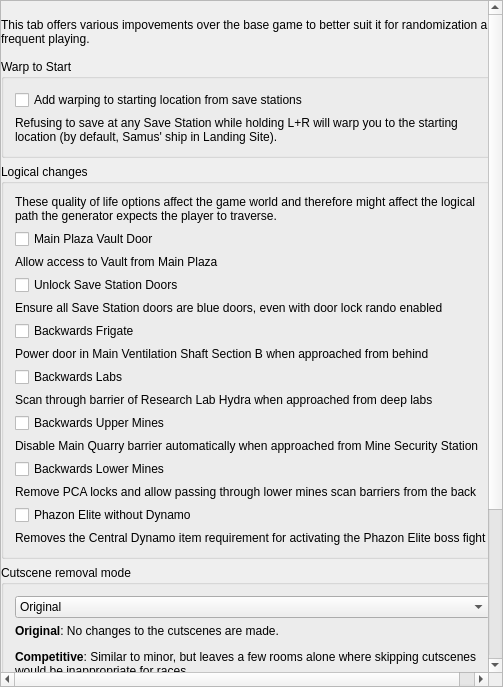
Qt form randovania/gui/ui_files/preset_prime_qol.ui (randovania/randovania) before a commit.
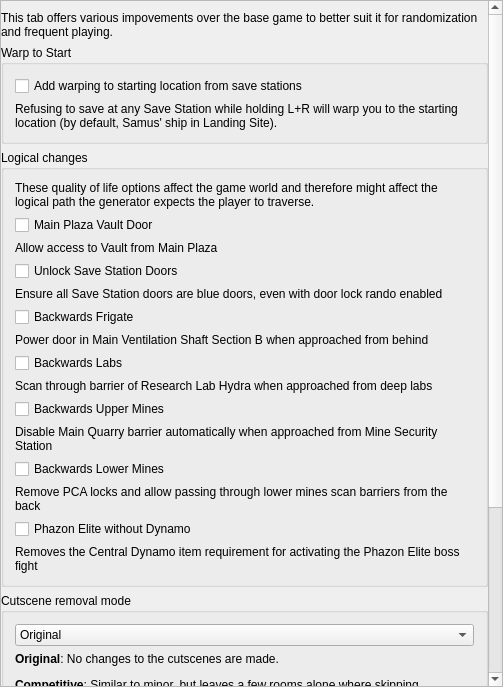
The same form after that commit.

Commit message: fix word wrap

Patch:
```diff
--- a/randovania/gui/ui_files/preset_prime_qol.ui
+++ b/randovania/gui/ui_files/preset_prime_qol.ui
@@ -42,9 +42,9 @@
        <property name="geometry">
         <rect>
          <x>0</x>
-         <y>0</y>
-         <width>496</width>
-         <height>924</height>
+         <y>-253</y>
+         <width>487</width>
+         <height>956</height>
         </rect>
        </property>
        <layout class="QVBoxLayout" name="scroll_layout">
@@ -161,6 +161,9 @@
              <property name="text">
               <string>Allow access to Vault from Main Plaza</string>
              </property>
+             <property name="wordWrap">
+              <bool>true</bool>
+             </property>
             </widget>
            </item>
            <item>
@@ -175,6 +178,9 @@
              <property name="text">
               <string>Ensure all Save Station doors are blue doors, even with door lock rando enabled</string>
              </property>
+             <property name="wordWrap">
+              <bool>true</bool>
+             </property>
             </widget>
            </item>
            <item>
@@ -189,6 +195,9 @@
              <property name="text">
               <string>Power door in Main Ventilation Shaft Section B when approached from behind</string>
              </property>
+             <property name="wordWrap">
+              <bool>true</bool>
+             </property>
             </widget>
            </item>
            <item>
@@ -203,6 +212,9 @@
              <property name="text">
               <string>Scan through barrier of Research Lab Hydra when approached from deep labs</string>
              </property>
+             <property name="wordWrap">
+              <bool>true</bool>
+             </property>
             </widget>
            </item>
            <item>
@@ -217,6 +229,9 @@
              <property name="text">
               <string>Disable Main Quarry barrier automatically when approached from Mine Security Station</string>
              </property>
+             <property name="wordWrap">
+              <bool>true</bool>
+             </property>
             </widget>
            </item>
            <item>
@@ -231,6 +246,9 @@
              <property name="text">
               <string>Remove PCA locks and allow passing through lower mines scan barriers from the back</string>
              </property>
+             <property name="wordWrap">
+              <bool>true</bool>
+             </property>
             </widget>
            </item>
            <item>
@@ -245,6 +263,9 @@
              <property name="text">
               <string>Removes the Central Dynamo item requirement for activating the Phazon Elite boss fight</string>
              </property>
+             <property name="wordWrap">
+              <bool>true</bool>
+             </property>
             </widget>
            </item>
           </layout>
@@ -323,6 +344,9 @@
              <property name="text">
               <string>&lt;html&gt;&lt;head/&gt;&lt;body&gt;&lt;p&gt;Restores the Spring Ball feature from Metroid Prime Trilogy.&lt;br/&gt;Use C-Stick Up while being morphed to use Spring Ball.&lt;br/&gt;&lt;br/&gt;&lt;span style=&quot; font-weight:600;&quot;&gt;Warning:&lt;/span&gt; You need Morph Ball Bombs to use Spring Ball just like in Metroid Prime Trilogy.&lt;/p&gt;&lt;/body&gt;&lt;/html&gt;</string>
              </property>
+             <property name="wordWrap">
+              <bool>true</bool>
+             </property>
             </widget>
            </item>
           </layout>
```
The commit also changes 1 other file.
